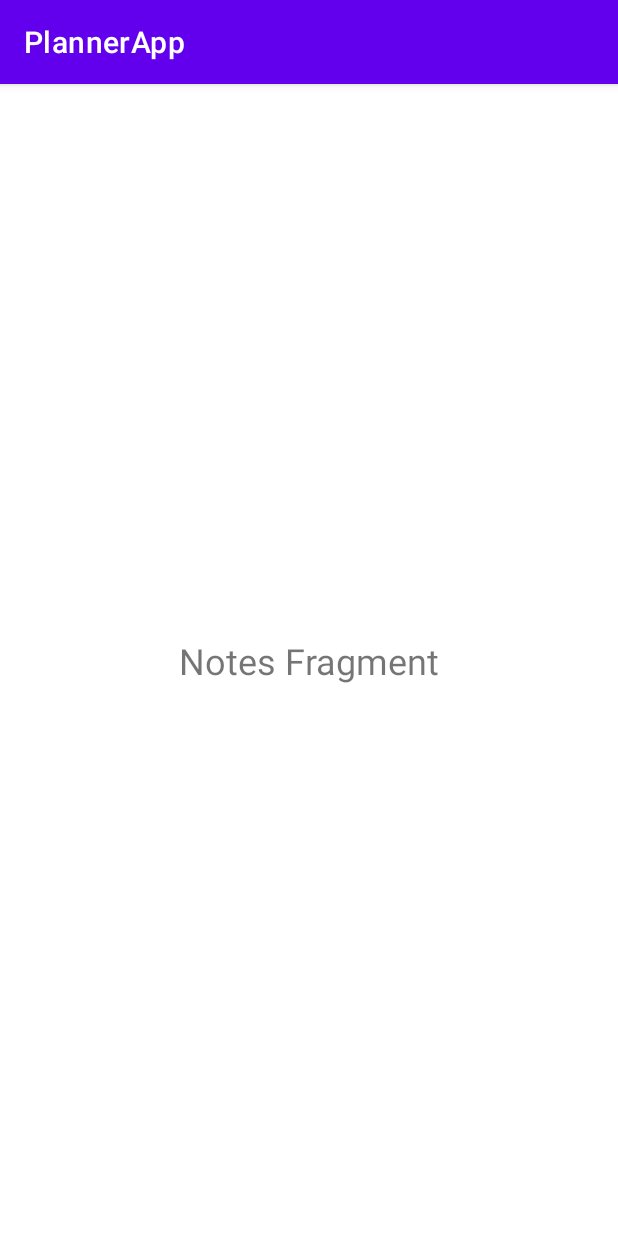
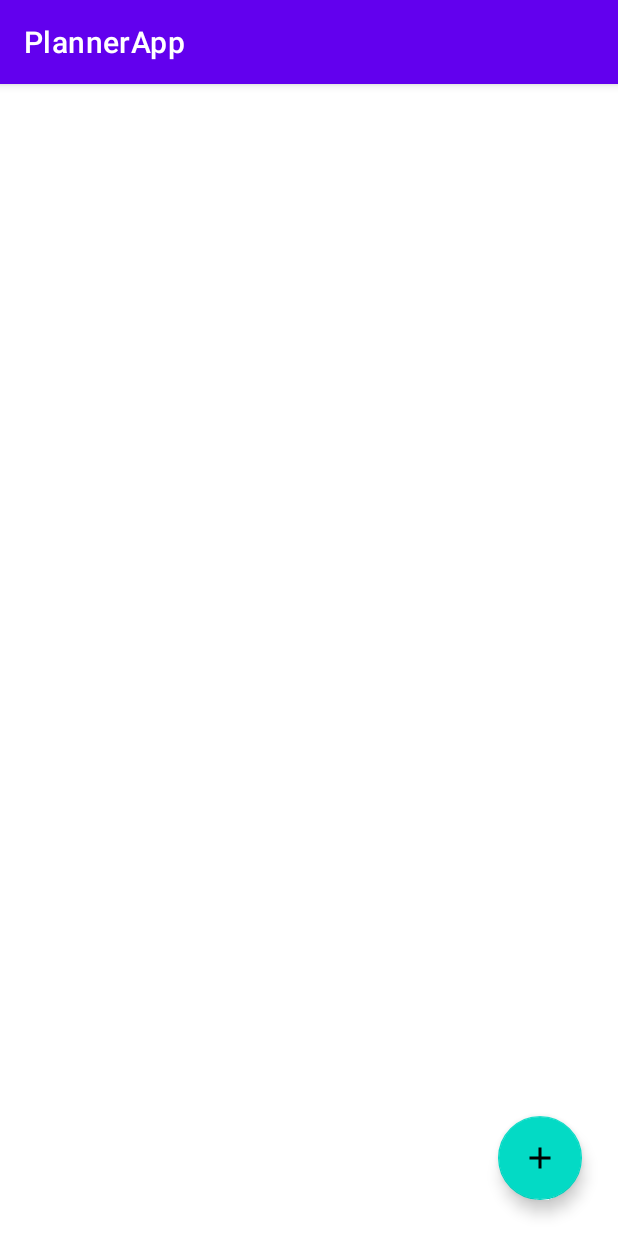
Before and after one commit to Destructionat3r/PlannerApp, an Android app: the fragment Notes shown on its own in the app's theme, on a phone screen of 412 x 824 dp. Run offline under Robolectric (Android 15) with nearby library versions, the phone set to English and light mode, and no system bars.

```diff
--- a/app/src/main/java/com/sid1818713/plannerapp/MainActivity.kt
+++ b/app/src/main/java/com/sid1818713/plannerapp/MainActivity.kt
@@ -3,11 +3,15 @@ package com.sid1818713.plannerapp
 import androidx.appcompat.app.AppCompatActivity
 import android.os.Bundle
 import android.view.MenuItem
-import android.widget.Toast
 import androidx.appcompat.app.ActionBarDrawerToggle
 import androidx.core.view.GravityCompat
 import androidx.fragment.app.Fragment
+import androidx.navigation.findNavController
+import androidx.navigation.ui.setupActionBarWithNavController
 import com.google.android.material.navigation.NavigationView
+import com.sid1818713.plannerapp.fragments.classes.Classes
+import com.sid1818713.plannerapp.fragments.home.Home
+import com.sid1818713.plannerapp.fragments.notes.Notes
 import kotlinx.android.synthetic.main.activity_main.*
 import kotlinx.android.synthetic.main.content_main.*
 
--- a/app/src/main/java/com/sid1818713/plannerapp/Classes.kt
+++ b/app/src/main/java/com/sid1818713/plannerapp/fragments/classes/Classes.kt
@@ -1,10 +1,11 @@
-package com.sid1818713.plannerapp
+package com.sid1818713.plannerapp.fragments.classes
 
 import android.os.Bundle
 import androidx.fragment.app.Fragment
 import android.view.LayoutInflater
 import android.view.View
 import android.view.ViewGroup
+import com.sid1818713.plannerapp.R
 
 class Classes : Fragment() {
     override fun onCreateView(
--- a/app/src/main/java/com/sid1818713/plannerapp/Home.kt
+++ b/app/src/main/java/com/sid1818713/plannerapp/fragments/home/Home.kt
@@ -1,10 +1,11 @@
-package com.sid1818713.plannerapp
+package com.sid1818713.plannerapp.fragments.home
 
 import android.os.Bundle
 import android.view.LayoutInflater
 import android.view.View
 import android.view.ViewGroup
 import androidx.fragment.app.Fragment
+import com.sid1818713.plannerapp.R
 
 class Home : Fragment() {
     override fun onCreateView(
--- /dev/null
+++ b/app/src/main/java/com/sid1818713/plannerapp/fragments/listnotes/ListNotesFragment.kt
@@ -0,0 +1,27 @@
+package com.sid1818713.plannerapp.fragments.listnotes
+
+import android.os.Bundle
+import androidx.fragment.app.Fragment
+import android.view.LayoutInflater
+import android.view.View
+import android.view.ViewGroup
+import androidx.navigation.fragment.findNavController
+import com.sid1818713.plannerapp.R
+import kotlinx.android.synthetic.main.fragment_list_notes.view.*
+
+class ListNotesFragment : Fragment() {
+
+    override fun onCreateView(
+        inflater: LayoutInflater, container: ViewGroup?,
+        savedInstanceState: Bundle?
+    ): View? {
+        // Inflate the layout for this fragment
+        val view = inflater.inflate(R.layout.fragment_list_notes, container, false)
+
+        view.floatingActionButton.setOnClickListener {
+            findNavController().navigate(R.id.action_listNotesFragment_to_addNotesFragment)
+        }
+
+        return view
+    }
+}
--- a/app/src/main/java/com/sid1818713/plannerapp/Notes.kt
+++ b/app/src/main/java/com/sid1818713/plannerapp/fragments/notes/Notes.kt
@@ -1,10 +1,11 @@
-package com.sid1818713.plannerapp
+package com.sid1818713.plannerapp.fragments.notes
 
 import android.os.Bundle
 import androidx.fragment.app.Fragment
 import android.view.LayoutInflater
 import android.view.View
 import android.view.ViewGroup
+import com.sid1818713.plannerapp.R
 
 class Notes : Fragment() {
     override fun onCreateView(
--- a/app/src/main/java/com/sid1818713/plannerapp/data/Note.kt
+++ b/app/src/main/java/com/sid1818713/plannerapp/notedata/Note.kt
@@ -1,4 +1,4 @@
-package com.sid1818713.plannerapp.data
+package com.sid1818713.plannerapp.notedata
 
 import androidx.room.Entity
 import androidx.room.PrimaryKey
--- a/app/src/main/java/com/sid1818713/plannerapp/data/NoteDao.kt
+++ b/app/src/main/java/com/sid1818713/plannerapp/notedata/NoteDao.kt
@@ -1,4 +1,4 @@
-package com.sid1818713.plannerapp.data
+package com.sid1818713.plannerapp.notedata
 
 import androidx.lifecycle.LiveData
 import androidx.room.Dao
--- a/app/src/main/java/com/sid1818713/plannerapp/data/NoteDatabase.kt
+++ b/app/src/main/java/com/sid1818713/plannerapp/notedata/NoteDatabase.kt
@@ -1,4 +1,4 @@
-package com.sid1818713.plannerapp.data
+package com.sid1818713.plannerapp.notedata
 
 import android.content.Context
 import androidx.room.Database
--- a/app/src/main/java/com/sid1818713/plannerapp/data/NoteRepository.kt
+++ b/app/src/main/java/com/sid1818713/plannerapp/notedata/NoteRepository.kt
@@ -1,4 +1,4 @@
-package com.sid1818713.plannerapp.data
+package com.sid1818713.plannerapp.notedata
 
 import androidx.lifecycle.LiveData
 
--- a/app/src/main/java/com/sid1818713/plannerapp/data/NoteViewModel.kt
+++ b/app/src/main/java/com/sid1818713/plannerapp/notedata/NoteViewModel.kt
@@ -1,4 +1,4 @@
-package com.sid1818713.plannerapp.data
+package com.sid1818713.plannerapp.notedata
 
 import android.app.Application
 import androidx.lifecycle.AndroidViewModel
--- /dev/null
+++ b/app/src/main/res/drawable/ic_add.xml
@@ -0,0 +1,10 @@
+<vector xmlns:android="http://schemas.android.com/apk/res/android"
+    android:width="24dp"
+    android:height="24dp"
+    android:viewportWidth="24"
+    android:viewportHeight="24"
+    android:tint="?attr/colorControlNormal">
+  <path
+      android:fillColor="@android:color/white"
+      android:pathData="M19,13h-6v6h-2v-6H5v-2h6V5h2v6h6v2z"/>
+</vector>
--- a/app/src/main/res/layout/fragment_classes.xml
+++ b/app/src/main/res/layout/fragment_classes.xml
@@ -4,7 +4,7 @@
     xmlns:tools="http://schemas.android.com/tools"
     android:layout_width="match_parent"
     android:layout_height="match_parent"
-    tools:context=".Classes">
+    tools:context=".fragments.classes.Classes">
 
     <TextView
         android:id="@+id/textView"
--- a/app/src/main/res/layout/fragment_home.xml
+++ b/app/src/main/res/layout/fragment_home.xml
@@ -4,7 +4,7 @@
     xmlns:tools="http://schemas.android.com/tools"
     android:layout_width="match_parent"
     android:layout_height="match_parent"
-    tools:context=".Home">
+    tools:context=".fragments.home.Home">
 
     <TextView
         android:id="@+id/textView3"
--- /dev/null
+++ b/app/src/main/res/layout/fragment_list_notes.xml
@@ -0,0 +1,30 @@
+<?xml version="1.0" encoding="utf-8"?>
+<androidx.constraintlayout.widget.ConstraintLayout xmlns:android="http://schemas.android.com/apk/res/android"
+    xmlns:app="http://schemas.android.com/apk/res-auto"
+    xmlns:tools="http://schemas.android.com/tools"
+    android:layout_width="match_parent"
+    android:layout_height="match_parent"
+    tools:context=".fragments.listnotes.ListNotesFragment">
+
+    <androidx.recyclerview.widget.RecyclerView
+        android:id="@+id/recyclerview"
+        android:layout_width="match_parent"
+        android:layout_height="match_parent"
+        app:layout_constraintBottom_toBottomOf="parent"
+        app:layout_constraintEnd_toEndOf="parent"
+        app:layout_constraintHorizontal_bias="0.5"
+        app:layout_constraintStart_toStartOf="parent"
+        app:layout_constraintTop_toTopOf="parent" />
+
+    <com.google.android.material.floatingactionbutton.FloatingActionButton
+        android:id="@+id/floatingActionButton"
+        android:layout_width="wrap_content"
+        android:layout_height="wrap_content"
+        android:layout_marginEnd="24dp"
+        android:layout_marginBottom="24dp"
+        android:clickable="true"
+        android:focusable="true"
+        android:src="@drawable/ic_add"
+        app:layout_constraintBottom_toBottomOf="parent"
+        app:layout_constraintEnd_toEndOf="parent" />
+</androidx.constraintlayout.widget.ConstraintLayout>
--- a/app/src/main/res/layout/fragment_notes.xml
+++ b/app/src/main/res/layout/fragment_notes.xml
@@ -4,16 +4,18 @@
     xmlns:tools="http://schemas.android.com/tools"
     android:layout_width="match_parent"
     android:layout_height="match_parent"
-    tools:context=".Notes">
+    tools:context=".fragments.notes.Notes">
 
-    <TextView
-        android:id="@+id/textView4"
-        android:layout_width="wrap_content"
-        android:layout_height="wrap_content"
-        android:text="Notes Fragment"
-        android:textSize="24sp"
+    <fragment
+        android:id="@+id/fragment"
+        android:name="androidx.navigation.fragment.NavHostFragment"
+        android:layout_width="match_parent"
+        android:layout_height="match_parent"
+        app:defaultNavHost="true"
         app:layout_constraintBottom_toBottomOf="parent"
         app:layout_constraintEnd_toEndOf="parent"
+        app:layout_constraintHorizontal_bias="0.5"
         app:layout_constraintStart_toStartOf="parent"
-        app:layout_constraintTop_toTopOf="parent" />
+        app:layout_constraintTop_toTopOf="parent"
+        app:navGraph="@navigation/my_nav" />
 </androidx.constraintlayout.widget.ConstraintLayout>
--- /dev/null
+++ b/app/src/main/res/navigation/my_nav.xml
@@ -0,0 +1,26 @@
+<?xml version="1.0" encoding="utf-8"?>
+<navigation xmlns:android="http://schemas.android.com/apk/res/android"
+    xmlns:app="http://schemas.android.com/apk/res-auto"
+    xmlns:tools="http://schemas.android.com/tools"
+    android:id="@+id/my_nav"
+    app:startDestination="@id/listNotesFragment">
+
+    <fragment
+        android:id="@+id/listNotesFragment"
+        android:name="com.sid1818713.plannerapp.fragments.listnotes.ListNotesFragment"
+        android:label="Notes"
+        tools:layout="@layout/fragment_list_notes" >
+        <action
+            android:id="@+id/action_listNotesFragment_to_addNotesFragment"
+            app:destination="@id/addNotesFragment" />
+    </fragment>
+    <fragment
+        android:id="@+id/addNotesFragment"
+        android:name="com.sid1818713.plannerapp.fragments.addnotes.AddNotesFragment"
+        android:label="Add Note"
+        tools:layout="@layout/fragment_add_notes" >
+        <action
+            android:id="@+id/action_addNotesFragment_to_listNotesFragment"
+            app:destination="@id/listNotesFragment" />
+    </fragment>
+</navigation>
```
Also changed, not shown: app/src/main/java/com/sid1818713/plannerapp/fragments/addnotes/AddNotesFragment.kt (added, +59 -0 lines), app/src/main/res/layout/fragment_add_notes.xml (added, +46 -0 lines).
